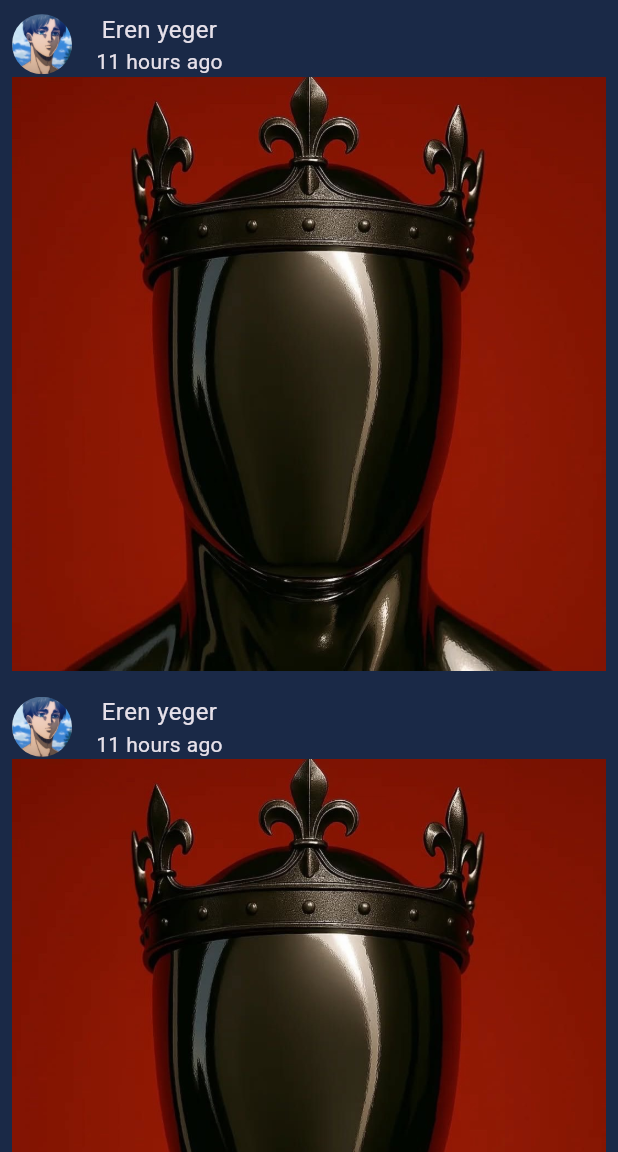
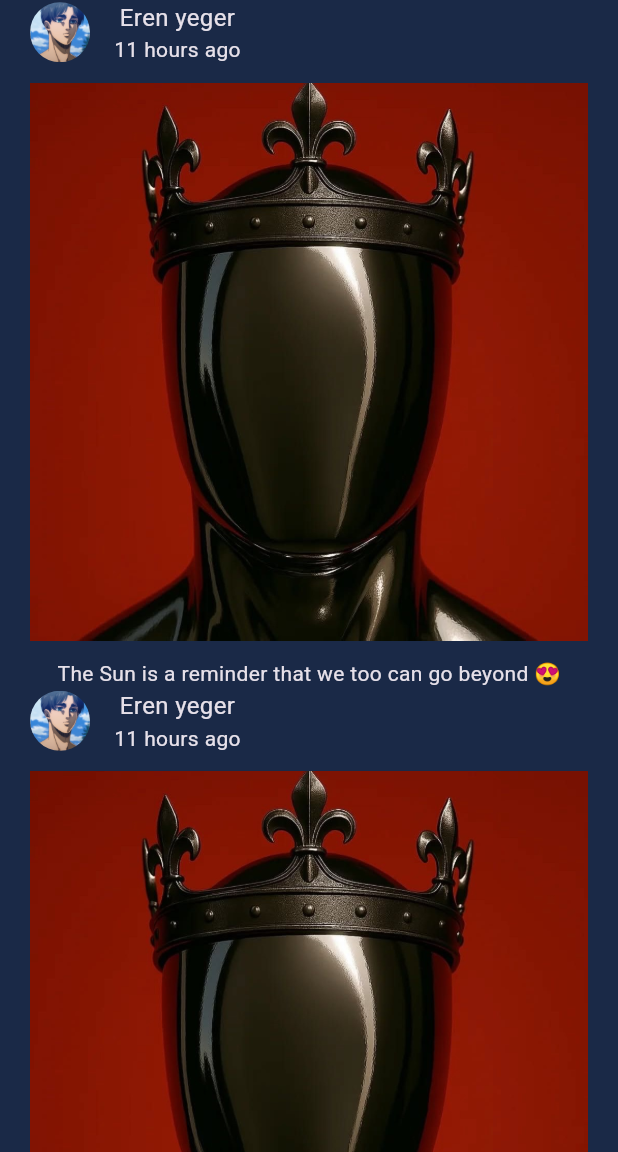
Before and after one commit to zeeelord/DATEY, a Flutter app: the Homepage screen opened by its route, on a phone screen of 412 x 824 dp, the part 84-1236 px from its top. Run offline on Flutter 3.47's test engine with Material 3 defaults, Android fonts, the phone set to English and light mode, and no system bars; our stand-ins replace flutter_svg.

Commit message:
postlistItem added

```diff
--- a/flutter_test_application/lib/components/postItems.dart
+++ b/flutter_test_application/lib/components/postItems.dart
@@ -2,13 +2,14 @@ import 'package:flutter/material.dart';
 import 'package:flutter_test_application/styles/appText.dart';
 
 class PostItems extends StatelessWidget {
-  const PostItems({super.key});
+  final String user;
+  const PostItems({super.key, required this.user});
 
   @override
   Widget build(BuildContext context) {
     // print(MediaQuery.of(context).size.height);
     return Padding(
-      padding: const EdgeInsets.all(8.0),
+      padding: const EdgeInsets.symmetric(horizontal: 20),
       child: Column(
         children: [
           Row(
@@ -29,9 +30,13 @@ class PostItems extends StatelessWidget {
               ),
             ],
           ),
+          SizedBox(height: 12),
           Image.asset("assets/temp/@wenzone.gr - R⤓Download.jpeg"),
+          SizedBox(height: 12),
+          Text("The Sun is a reminder that we too can go beyond 😍"),
         ],
       ),
     );
   }
 }
+// postlist items will be refactored later on
--- a/flutter_test_application/lib/pages/home_page.dart
+++ b/flutter_test_application/lib/pages/home_page.dart
@@ -11,8 +11,10 @@ class Homepage extends StatefulWidget {
 }
 
 class _HomepageState extends State<Homepage> {
+  List<String> users = [];
   @override
   Widget build(BuildContext context) {
+    mockUser();
     return Scaffold(
       appBar: AppBar(
         elevation: 0.5,
@@ -28,21 +30,18 @@ class _HomepageState extends State<Homepage> {
         ],
       ),
       body: ListView.builder(
-        itemCount: mockUser().length,
+        itemCount: users.length,
         scrollDirection: Axis.vertical,
         itemBuilder: (context, index) {
-          return Column(children: mockUser());
+          return PostItems(user: users[index]);
         },
       ),
     );
   }
 
-  List<Widget> mockUser() {
-    List<Widget> users = [];
-
-    for (var counter = 0; counter <= 1000; counter++) {
-      users.add(PostItems());
+  mockUser() {
+    for (var counter = 0; counter < 1000; counter++) {
+      users.add("User number $counter");
     }
-    return users;
   }
 }
```
